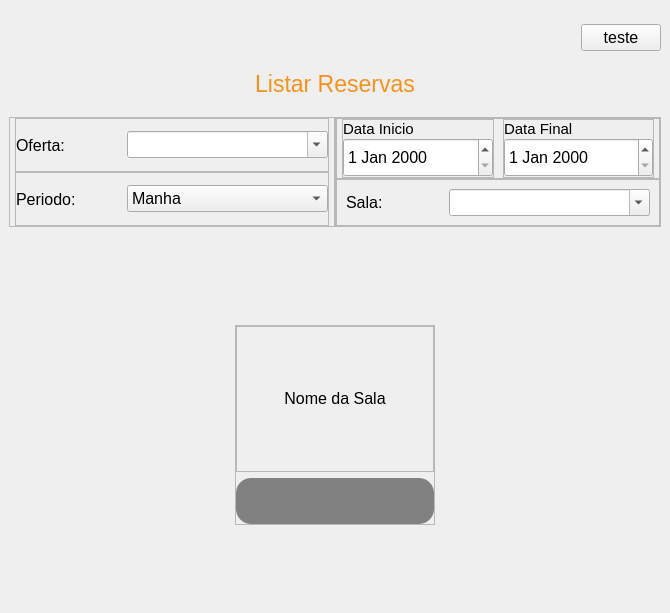
Above: App/view/ui/pesquisa.ui from Senac-SOR-ADS/Mapa-de-Sala before the change. Below: the same form after it.
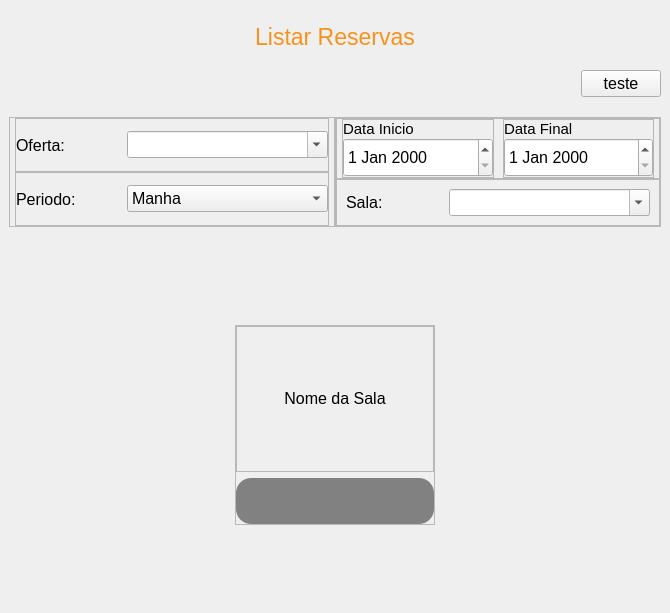
That is the form after the change. Icons and pictures are not drawn.

Commit message:
Correções de troca de tela
Alterado as falhas na chamada da função para realizar as trocas de telas na pesquisa de reservas.

Diff of the .ui file:
```diff
--- a/App/view/ui/pesquisa.ui
+++ b/App/view/ui/pesquisa.ui
@@ -82,6 +82,21 @@
           <property name="bottomMargin">
            <number>0</number>
           </property>
+          <item>
+           <widget class="QLabel" name="titulo">
+            <property name="font">
+             <font>
+              <pointsize>17</pointsize>
+             </font>
+            </property>
+            <property name="text">
+             <string>Listar Reservas</string>
+            </property>
+            <property name="alignment">
+             <set>Qt::AlignCenter</set>
+            </property>
+           </widget>
+          </item>
           <item alignment="Qt::AlignRight">
            <widget class="QPushButton" name="teste">
             <property name="font">
@@ -97,21 +112,6 @@
             </property>
            </widget>
           </item>
-          <item>
-           <widget class="QLabel" name="titulo">
-            <property name="font">
-             <font>
-              <pointsize>17</pointsize>
-             </font>
-            </property>
-            <property name="text">
-             <string>Listar Reservas</string>
-            </property>
-            <property name="alignment">
-             <set>Qt::AlignCenter</set>
-            </property>
-           </widget>
-          </item>
           <item>
            <widget class="QWidget" name="widget" native="true">
             <layout class="QHBoxLayout" name="horizontalLayout_5">
```
Left out of the diff: 2 changed lines with no effect on the pictures. The commit also changes 2 other files.
